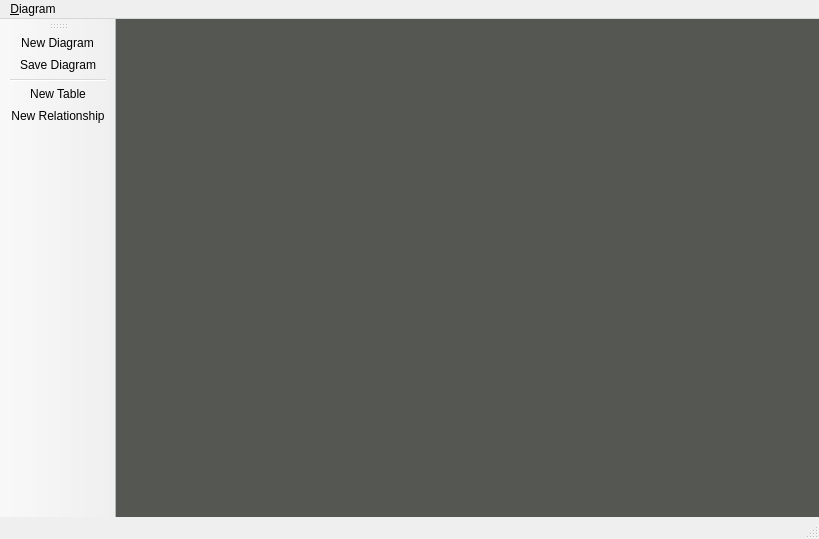
This is mainwindow.ui in antoniomenezes/agiler as Qt 5 draws it before an edit. The edited form follows.
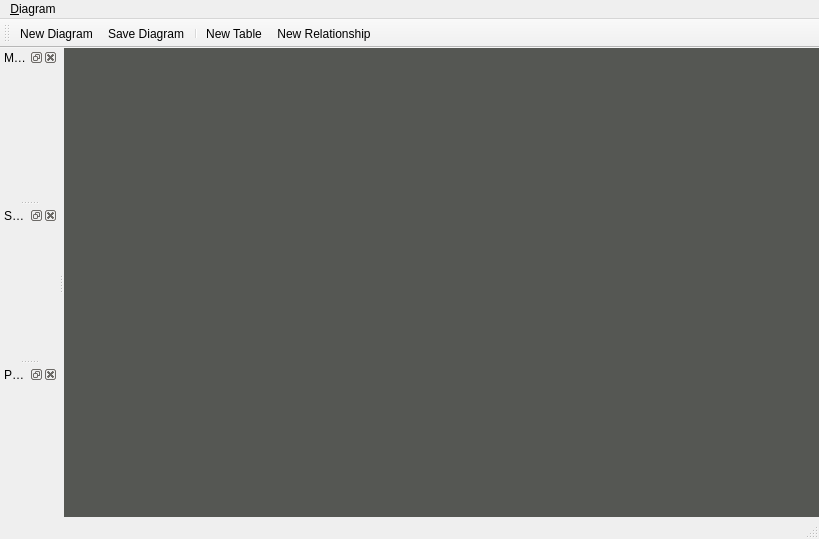
This is the edited form. Icons and pictures are not drawn.

Diff of the .ui file:
```diff
--- a/mainwindow.ui
+++ b/mainwindow.ui
@@ -80,10 +80,10 @@
   </widget>
   <widget class="QToolBar" name="mainToolBar">
    <property name="orientation">
-    <enum>Qt::Vertical</enum>
+    <enum>Qt::Horizontal</enum>
    </property>
    <attribute name="toolBarArea">
-    <enum>LeftToolBarArea</enum>
+    <enum>TopToolBarArea</enum>
    </attribute>
    <attribute name="toolBarBreak">
     <bool>false</bool>
@@ -95,6 +95,33 @@
    <addaction name="actionNew_Relationship"/>
   </widget>
   <widget class="QStatusBar" name="statusBar"/>
+  <widget class="QDockWidget" name="modelDockWidget">
+   <property name="windowTitle">
+    <string>Model</string>
+   </property>
+   <attribute name="dockWidgetArea">
+    <number>1</number>
+   </attribute>
+   <widget class="QWidget" name="dockWidgetContents"/>
+  </widget>
+  <widget class="QDockWidget" name="subjectDockWidget">
+   <property name="windowTitle">
+    <string>Subject Areas</string>
+   </property>
+   <attribute name="dockWidgetArea">
+    <number>1</number>
+   </attribute>
+   <widget class="QWidget" name="dockWidgetContents_2"/>
+  </widget>
+  <widget class="QDockWidget" name="patternsDockWidget">
+   <property name="windowTitle">
+    <string>Patterns</string>
+   </property>
+   <attribute name="dockWidgetArea">
+    <number>1</number>
+   </attribute>
+   <widget class="QWidget" name="dockWidgetContents_3"/>
+  </widget>
   <action name="actionNew_Table">
    <property name="icon">
     <iconset resource="resources.qrc">
```
